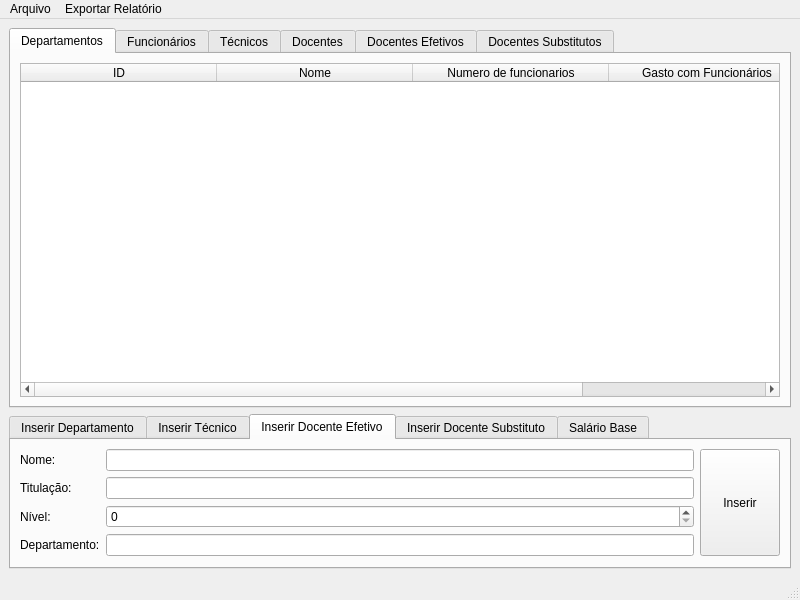
Above: mainwindow.ui from ViniciusPolachini/TrabalhoPOO before the change. Below: the same form after it.
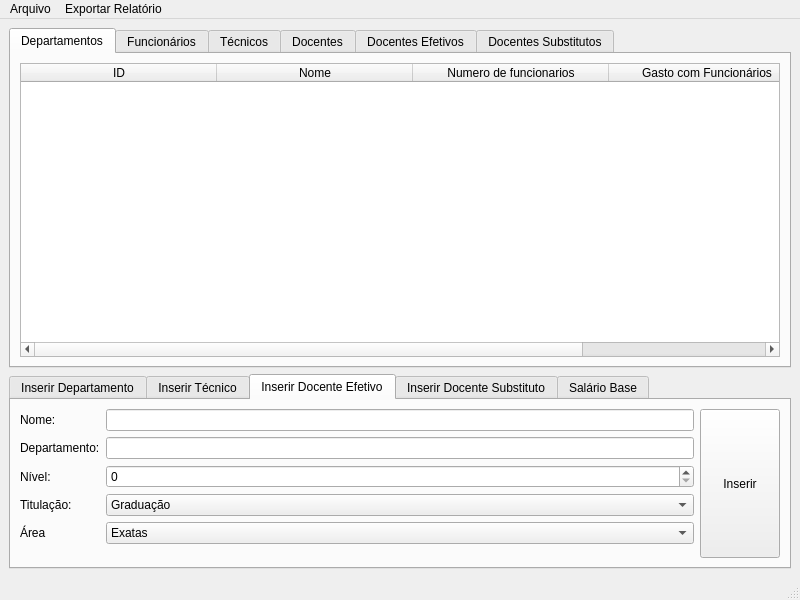
That is the form after the change. The open tabs and pages were chosen to show the change.

The edit to the form file:
```diff
--- a/mainwindow.ui
+++ b/mainwindow.ui
@@ -399,39 +399,6 @@
         <string>Inserir Docente Efetivo</string>
        </attribute>
        <layout class="QGridLayout" name="gridLayout_3">
-        <item row="3" column="0">
-         <widget class="QLabel" name="label_10">
-          <property name="text">
-           <string>Departamento:</string>
-          </property>
-         </widget>
-        </item>
-        <item row="1" column="1">
-         <widget class="QLineEdit" name="line_doc_ef_titulo"/>
-        </item>
-        <item row="2" column="1">
-         <widget class="QSpinBox" name="line_doc_ef_nivel"/>
-        </item>
-        <item row="2" column="0">
-         <widget class="QLabel" name="label_8">
-          <property name="text">
-           <string>Nível:</string>
-          </property>
-         </widget>
-        </item>
-        <item row="0" column="2" rowspan="4">
-         <widget class="QPushButton" name="insert_doc_ef">
-          <property name="sizePolicy">
-           <sizepolicy hsizetype="Minimum" vsizetype="Ignored">
-            <horstretch>0</horstretch>
-            <verstretch>0</verstretch>
-           </sizepolicy>
-          </property>
-          <property name="text">
-           <string>Inserir</string>
-          </property>
-         </widget>
-        </item>
         <item row="0" column="0">
          <widget class="QLabel" name="label_9">
           <property name="text">
@@ -439,18 +406,108 @@
           </property>
          </widget>
         </item>
-        <item row="0" column="1">
-         <widget class="QLineEdit" name="line_doc_ef_nome"/>
+        <item row="4" column="1">
+         <widget class="QComboBox" name="line_doc_ef_area">
+          <item>
+           <property name="text">
+            <string>Exatas</string>
+           </property>
+          </item>
+          <item>
+           <property name="text">
+            <string>Humanas</string>
+           </property>
+          </item>
+          <item>
+           <property name="text">
+            <string>Biológicas</string>
+           </property>
+          </item>
+          <item>
+           <property name="text">
+            <string>Saúde</string>
+           </property>
+          </item>
+         </widget>
         </item>
-        <item row="1" column="0">
+        <item row="1" column="1">
+         <widget class="QLineEdit" name="line_doc_ef_depart"/>
+        </item>
+        <item row="3" column="0">
          <widget class="QLabel" name="label_11">
           <property name="text">
            <string>Titulação:</string>
           </property>
          </widget>
         </item>
+        <item row="0" column="2" rowspan="7">
+         <widget class="QPushButton" name="insert_doc_ef">
+          <property name="sizePolicy">
+           <sizepolicy hsizetype="Minimum" vsizetype="Ignored">
+            <horstretch>0</horstretch>
+            <verstretch>0</verstretch>
+           </sizepolicy>
+          </property>
+          <property name="text">
+           <string>Inserir</string>
+          </property>
+         </widget>
+        </item>
+        <item row="4" column="0">
+         <widget class="QLabel" name="label_17">
+          <property name="text">
+           <string>Área</string>
+          </property>
+         </widget>
+        </item>
+        <item row="1" column="0">
+         <widget class="QLabel" name="label_10">
+          <property name="text">
+           <string>Departamento:</string>
+          </property>
+         </widget>
+        </item>
+        <item row="0" column="1">
+         <widget class="QLineEdit" name="line_doc_ef_nome"/>
+        </item>
         <item row="3" column="1">
-         <widget class="QLineEdit" name="line_doc_ef_depart"/>
+         <widget class="QComboBox" name="line_doc_ef_titulo">
+          <item>
+           <property name="text">
+            <string>Graduação</string>
+           </property>
+          </item>
+          <item>
+           <property name="text">
+            <string>Mestrado</string>
+           </property>
+          </item>
+          <item>
+           <property name="text">
+            <string>Doutorado</string>
+           </property>
+          </item>
+          <item>
+           <property name="text">
+            <string>Livre-Docente</string>
+           </property>
+          </item>
+          <item>
+           <property name="text">
+            <string>Titular</string>
+           </property>
+          </item>
+         </widget>
+        </item>
+        <item row="2" column="1">
+         <widget class="QSpinBox" name="line_doc_ef_nivel"/>
+        </item>
+        <item row="2" column="0">
+         <widget class="QLabel" name="label_8">
+          <property name="text">
+           <string>Nível:</string>
+          </property>
+         </widget>
         </item>
        </layout>
       </widget>
```
Left out of the diff: 203 changed lines with no effect on the pictures.
